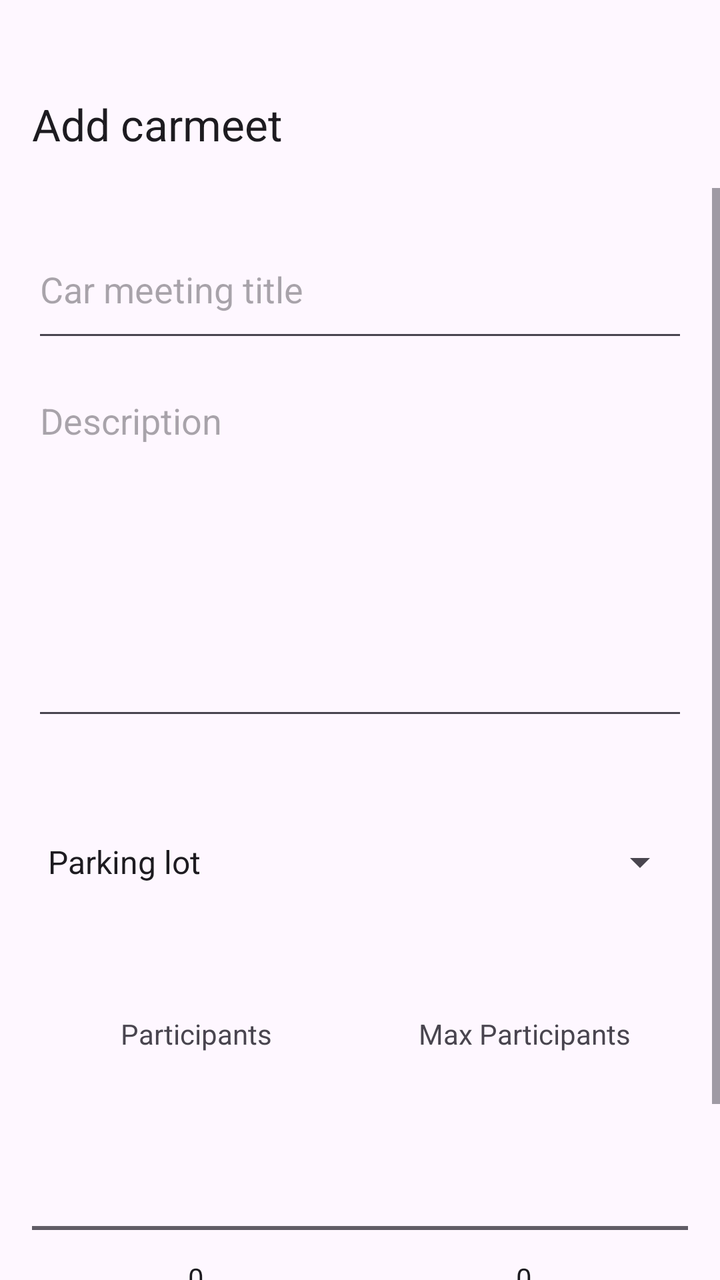
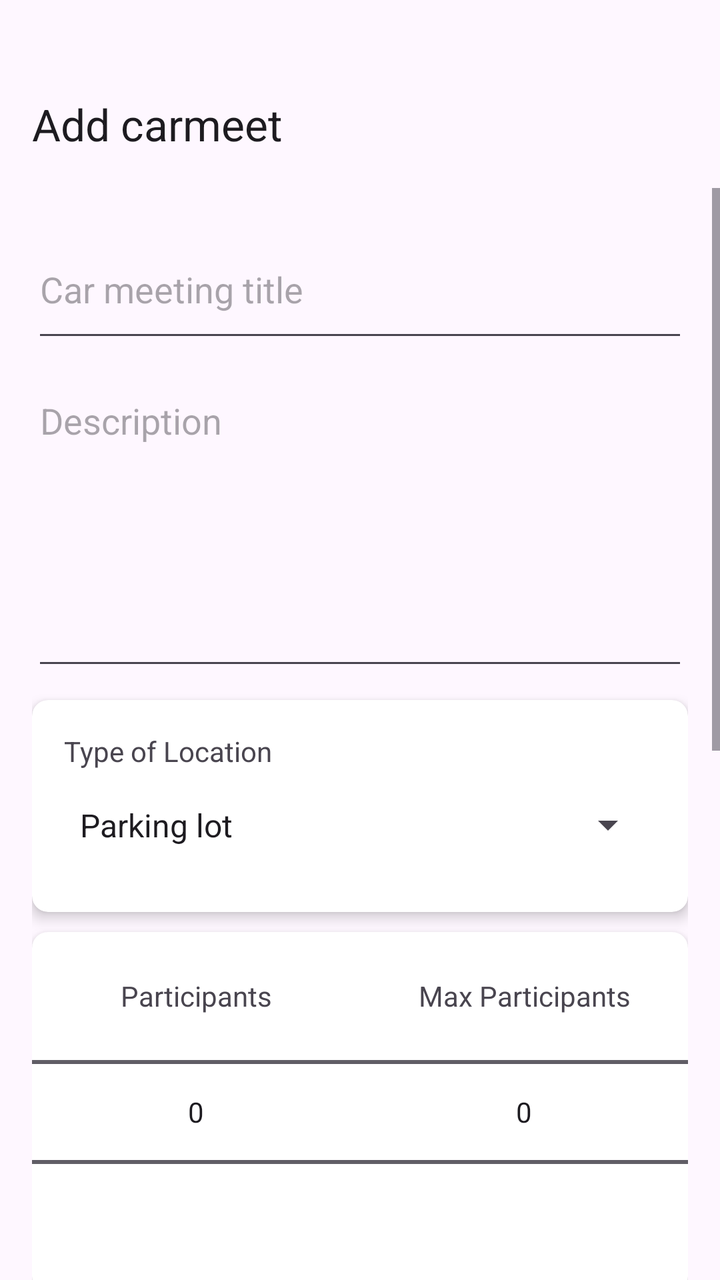

The first picture is an Android layout as it rendered before a commit; the second is the same layout after the commit. The layout source and the unified diff follow.
<!-- AndroidManifest.xml: application theme Theme.REVmeet -->
<!-- res/layout/activity_meeting.xml -->
<?xml version="1.0" encoding="utf-8"?>
<LinearLayout xmlns:android="http://schemas.android.com/apk/res/android"
    xmlns:app="http://schemas.android.com/apk/res-auto"
    android:layout_width="match_parent"
    android:layout_height="match_parent"
    android:orientation="vertical">

    <com.google.android.material.appbar.MaterialToolbar
        android:id="@+id/toolbarAdd"
        android:layout_width="match_parent"
        android:layout_height="?attr/actionBarSize"
        android:layout_marginTop="30dp"
        app:title="@string/button_addMeetingPlace"
        />

    <ScrollView
        android:layout_width="match_parent"
        android:layout_height="match_parent">

        <LinearLayout
            android:layout_width="match_parent"
            android:layout_height="wrap_content"
            android:orientation="vertical"
            android:padding="16dp">

            <EditText
                android:id="@+id/meetingTitle"
                android:layout_width="match_parent"
                android:layout_height="66dp"
                android:hint="@string/hint_meetingPlaceTitle"
                android:inputType="textCapSentences" />

            <EditText
                android:id="@+id/meetingDescription"
                android:layout_width="match_parent"
                android:layout_height="177dp"
                android:layout_marginTop="12dp"
                android:gravity="top"
                android:hint="@string/hint_meetingPlaceDescription"
                android:inputType="textCapSentences|textMultiLine"
                android:minLines="3" />

            <Spinner
                android:id="@+id/typeOfLocation"
                android:layout_width="match_parent"
                android:layout_height="108dp"
                android:layout_marginTop="12dp"
                android:entries="@array/typeOfLocation"/>

            <LinearLayout
                android:layout_width="match_parent"
                android:layout_height="64dp"
                android:orientation="horizontal">

                <TextView
                    android:layout_width="0dp"
                    android:layout_height="match_parent"
                    android:layout_weight="1"
                    android:text="Participants"
                    android:gravity="center"/>

                <TextView
                    android:layout_width="0dp"
                    android:layout_height="match_parent"
                    android:layout_weight="1"
                    android:text="Max Participants"
                    android:gravity="center"/>

            </LinearLayout>

            <LinearLayout
                android:layout_width="match_parent"
                android:layout_height="match_parent"
                android:orientation="horizontal">

                <NumberPicker
                    android:id="@+id/numberOfParticipants"
                    android:layout_width="0dp"
                    android:layout_weight="1"
                    android:layout_height="match_parent"
                    android:gravity="center"

                    android:hint="@string/hint_meetingParticipants" />

                <NumberPicker
                    android:id="@+id/maxNumberOfParticipants"
                    android:layout_width="0dp"
                    android:layout_height="match_parent"
                    android:layout_weight="1"
                    android:gravity="center"
                    android:hint="@string/hint_meetingMaxParticipants" />
            </LinearLayout>
        </LinearLayout>
    </ScrollView>
</LinearLayout>
<!-- resources referenced by this layout -->
<resources>
  <string-array name="typeOfLocation">
          <item>Parking lot</item>
          <item>Cafe</item>
          <item>Viewpoint</item>
          <item>Garage</item>
          <item>Track</item>
          <item>Street</item>
          <item>Cul-de-sac</item>
          <item>Off-road</item>
          <item>Mechanic</item>
          <item>House</item>
          <item>Mountain path</item>
          <item>Coastline</item>
          <item>Beach</item>
          <item>Field</item>
          <item>Other</item>
      </string-array>
  <string name="button_addMeetingPlace">Add carmeet</string>
  <string name="hint_meetingMaxParticipants">Max no. of participants</string>
  <string name="hint_meetingParticipants">No. of participants</string>
  <string name="hint_meetingPlaceDescription">Description</string>
  <string name="hint_meetingPlaceTitle">Car meeting title</string>
  <style name="Theme.REVmeet" parent="Base.Theme.REVmeet" />
  <style name="Base.Theme.REVmeet" parent="Theme.Material3.DayNight.NoActionBar">
          
          
      </style>
</resources>

<!-- the commit's change to res/layout/activity_meeting.xml (unified diff, before → after) -->
@@ -10,8 +10,7 @@
         android:layout_width="match_parent"
         android:layout_height="?attr/actionBarSize"
         android:layout_marginTop="30dp"
-        app:title="@string/button_addMeetingPlace"
-        />
+        app:title="@string/button_addMeetingPlace" />
 
     <ScrollView
         android:layout_width="match_parent"
@@ -33,20 +32,47 @@
             <EditText
                 android:id="@+id/meetingDescription"
                 android:layout_width="match_parent"
-                android:layout_height="177dp"
+                android:layout_height="152dp"
                 android:layout_marginTop="12dp"
                 android:gravity="top"
                 android:hint="@string/hint_meetingPlaceDescription"
                 android:inputType="textCapSentences|textMultiLine"
                 android:minLines="3" />
 
+            <androidx.cardview.widget.CardView
+                android:layout_width="match_parent"
+                android:layout_height="wrap_content"
+                app:cardCornerRadius="8dp"
+                app:cardElevation="4dp"
+                android:layout_marginTop="10dp">
+
+                <LinearLayout
+                    android:layout_width="match_parent"
+                    android:layout_height="wrap_content"
+                    android:orientation="vertical"
+                    android:padding="16dp">
+
+            <TextView
+                android:layout_width="match_parent"
+                android:layout_height="0dp"
+                android:layout_weight="1"
+                android:gravity="start"
+                android:text="Type of Location" />
+
             <Spinner
                 android:id="@+id/typeOfLocation"
                 android:layout_width="match_parent"
-                android:layout_height="108dp"
-                android:layout_marginTop="12dp"
-                android:entries="@array/typeOfLocation"/>
+                android:layout_height="55dp"
+                android:entries="@array/typeOfLocation" />
+                </LinearLayout>
+            </androidx.cardview.widget.CardView>
 
+            <androidx.cardview.widget.CardView
+                android:layout_width="match_parent"
+                android:layout_height="wrap_content"
+                app:cardCornerRadius="8dp"
+                app:cardElevation="4dp"
+                android:layout_marginTop="10dp">
             <LinearLayout
                 android:layout_width="match_parent"
                 android:layout_height="64dp"
@@ -56,16 +82,15 @@
                     android:layout_width="0dp"
                     android:layout_height="match_parent"
                     android:layout_weight="1"
-                    android:text="Participants"
-                    android:gravity="center"/>
+                    android:gravity="center"
+                    android:text="Participants" />
 
                 <TextView
                     android:layout_width="0dp"
                     android:layout_height="match_parent"
                     android:layout_weight="1"
-                    android:text="Max Participants"
-                    android:gravity="center"/>
-
+                    android:gravity="center"
+                    android:text="Max Participants" />
             </LinearLayout>
 
             <LinearLayout
@@ -73,23 +98,46 @@
                 android:layout_height="match_parent"
                 android:orientation="horizontal">
 
+
                 <NumberPicker
                     android:id="@+id/numberOfParticipants"
                     android:layout_width="0dp"
+                    android:layout_height="match_parent"
                     android:layout_weight="1"
-                    android:layout_height="match_parent"
                     android:gravity="center"
-
                     android:hint="@string/hint_meetingParticipants" />
 
                 <NumberPicker
                     android:id="@+id/maxNumberOfParticipants"
                     android:layout_width="0dp"
-                    android:layout_height="match_parent"
+                    android:layout_height="wrap_content"
                     android:layout_weight="1"
                     android:gravity="center"
                     android:hint="@string/hint_meetingMaxParticipants" />
             </LinearLayout>
+            </androidx.cardview.widget.CardView>
+
+            <TextView
+                android:layout_width="match_parent"
+                android:layout_height="46dp"
+                android:gravity="center"
+                android:layout_marginTop="10dp"
+                android:text="Pick Date and Time" />
+
+            <DatePicker
+                android:id="@+id/meetingDate"
+                android:layout_width="match_parent"
+                android:layout_height="wrap_content"
+                android:datePickerMode="spinner"
+                android:calendarViewShown="false"
+                android:layout_marginTop="12dp"
+                android:gravity="center" />
+
+            <TimePicker
+                android:id="@+id/meetingTime"
+                android:layout_width="match_parent"
+                android:layout_height="wrap_content"
+                android:timePickerMode="spinner" />
         </LinearLayout>
     </ScrollView>
 </LinearLayout>
